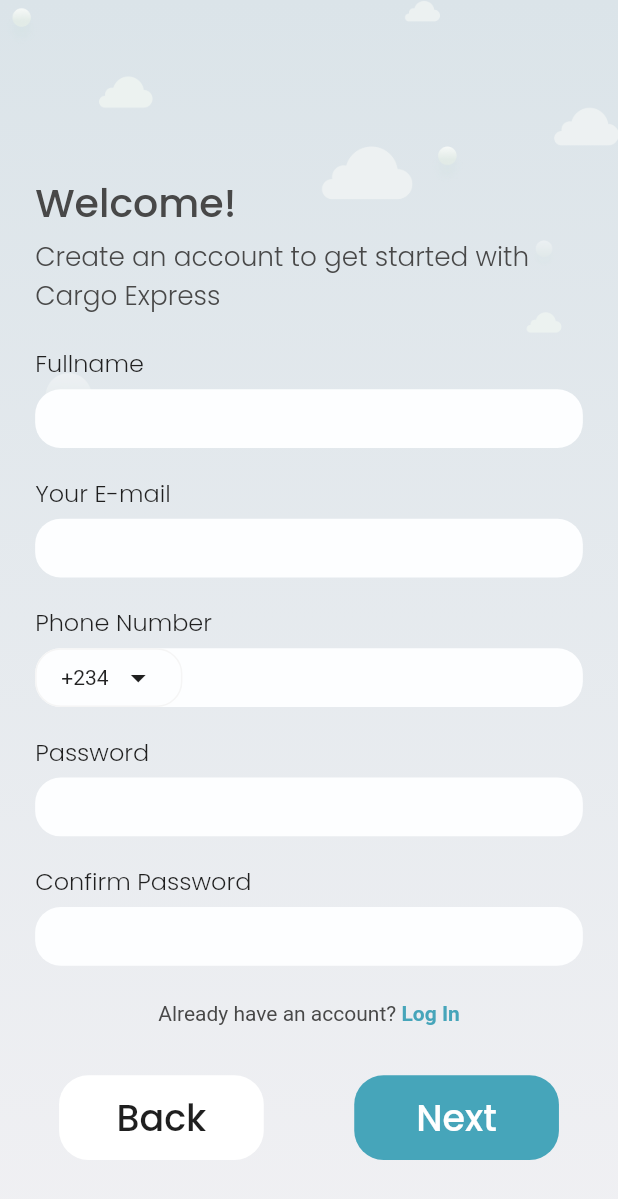
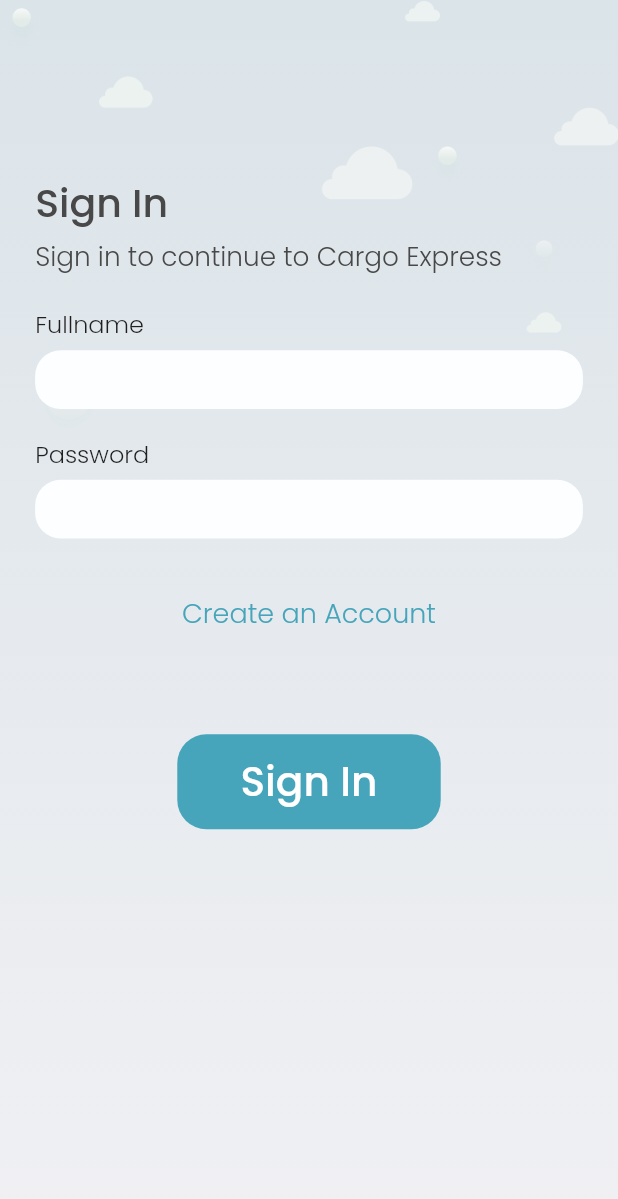
Before and after one commit to FUSION-FUSION/Mobile-Assessment-Flutter, a Flutter app: the screen it shows after launch, on a phone screen of 412 x 824 dp. Shown: the top 1199 px of the screen. Run offline on Flutter 3.47's test engine with Material 2 defaults, Android fonts, the light colour scheme and no system bars; our stand-ins replace get, google_fonts.

Commit message:
Finished login page

```diff
--- a/lib/main.dart
+++ b/lib/main.dart
@@ -1,5 +1,6 @@
 import 'package:flutter/material.dart';
 import 'package:get/get.dart';
+import 'package:mobile_assessment_flutter/screens/auth/login.dart';
 import 'package:mobile_assessment_flutter/screens/auth/registration.dart';
 
 void main() {
@@ -26,9 +27,7 @@
         // is not restarted.
         primarySwatch: Colors.blue,
       ),
-      home: Registration(
-        isPersonal: true,
-      ),
+      home: const Login(),
     );
   }
 }
--- a/lib/screens/auth/login.dart
+++ b/lib/screens/auth/login.dart
@@ -0,0 +1,72 @@
+import 'package:flutter/material.dart';
+import 'package:mobile_assessment_flutter/utils/colors.dart';
+import 'package:mobile_assessment_flutter/utils/dimensions.dart';
+import 'package:mobile_assessment_flutter/widgets/app_text.dart';
+import 'package:mobile_assessment_flutter/widgets/gradient_background.dart';
+import 'package:mobile_assessment_flutter/widgets/register_field.dart';
+import 'package:mobile_assessment_flutter/widgets/text_container.dart';
+
+class Login extends StatelessWidget {
+  const Login({Key? key}) : super(key: key);
+
+  @override
+  Widget build(BuildContext context) {
+    return GradientBackground(
+      child: Scaffold(
+          backgroundColor: Colors.transparent,
+          body: SingleChildScrollView(
+            child: Padding(
+              padding: EdgeInsets.only(
+                  left: Dimensions.sizeHeightPercent(26.33),
+                  right: Dimensions.sizeHeightPercent(26.33),
+                  top: Dimensions.sizeHeightPercent(130)),
+              child: Column(
+                crossAxisAlignment: CrossAxisAlignment.start,
+                children: [
+                  AppText(
+                    text: 'Sign In',
+                    size: 26.33,
+                    bold: true,
+                  ),
+                  SizedBox(height: Dimensions.sizeHeightPercent(4)),
+                  AppText(
+                    text: 'Sign in to continue to Cargo Express',
+                    size: 17.55,
+                  ),
+                  SizedBox(height: Dimensions.sizeHeightPercent(22.44)),
+                  Form(
+                      child: Column(
+                    crossAxisAlignment: CrossAxisAlignment.start,
+                    children: [
+                      RegisterField(
+                        name: 'Fullname',
+                      ),
+                      SizedBox(height: Dimensions.sizeHeightPercent(20)),
+                      RegisterField(
+                        name: 'Password',
+                      ),
+                      SizedBox(height: Dimensions.sizeHeightPercent(41)),
+                    ],
+                  )),
+                  Center(
+                      child: AppText(
+                    text: 'Create an Account',
+                    size: 18,
+                    color: AppColors.primaryBlue,
+                  )),
+                  SizedBox(height: Dimensions.sizeHeightPercent(75.33)),
+                  Center(
+                    child: TextContainer(
+                      text: 'Sign In',
+                      width: 182.45,
+                      height: 71.15,
+                      size: 27.13,
+                    ),
+                  )
+                ],
+              ),
+            ),
+          )),
+    );
+  }
+}
--- a/lib/screens/auth/registration.dart
+++ b/lib/screens/auth/registration.dart
@@ -1,6 +1,7 @@
 import 'package:flutter/gestures.dart';
 import 'package:flutter/material.dart';
 import 'package:flutter/services.dart';
+import 'package:google_fonts/google_fonts.dart';
 import 'package:mobile_assessment_flutter/utils/colors.dart';
 import 'package:mobile_assessment_flutter/utils/dimensions.dart';
 import 'package:mobile_assessment_flutter/widgets/app_text.dart';
@@ -124,16 +125,14 @@
                       child: RichText(
                         text: TextSpan(
                           text: 'Already have an account?',
-                          style: const TextStyle(
+                          style: GoogleFonts.poppins(
                               color: AppColors.primaryTextColor),
                           children: <TextSpan>[
                             TextSpan(
                                 text: ' Log In',
                                 recognizer: TapGestureRecognizer()
-                                  ..onTap = () {
-                                    print('Tap');
-                                  },
-                                style: const TextStyle(
+                                  ..onTap = () {},
+                                style: GoogleFonts.poppins(
                                   color: AppColors.primaryBlue,
                                   fontWeight: FontWeight.bold,
                                 )),
```
